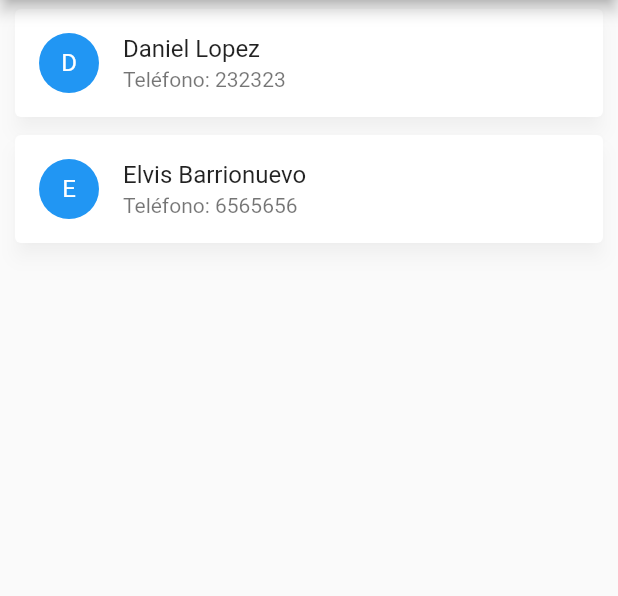
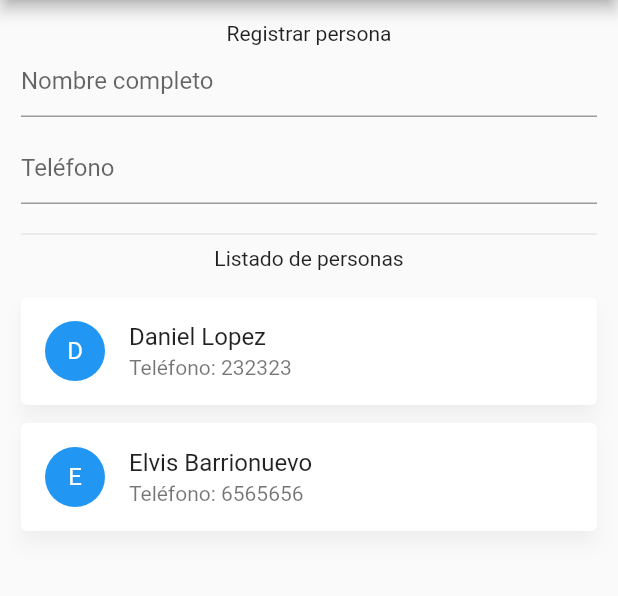
Before and after one commit to ehbarrionuevo/flutter_codigo2_people, a Flutter app: the screen it shows after launch, on a phone screen of 412 x 824 dp, the part 84-680 px from its top. Run offline on Flutter 3.47's test engine with Material 2 defaults, Android fonts, the phone set to English and light mode, and no system bars.

```diff
--- a/lib/item_person_widget.dart
+++ b/lib/item_person_widget.dart
@@ -25,10 +25,9 @@ class ItemPersonWidget extends StatelessWidget {
 
     int index = Random().nextInt(_colors.length);
 
-
     return Card(
       color: Colors.white,
-      margin: const EdgeInsets.symmetric(horizontal: 10.0, vertical: 6.0),
+      margin: const EdgeInsets.symmetric(horizontal: 0.0, vertical: 6.0),
       elevation: 5,
       shadowColor: Colors.black.withOpacity(0.2),
       child: ListTile(
--- a/lib/people_page.dart
+++ b/lib/people_page.dart
@@ -54,10 +54,35 @@ class _PeoplePageState extends State<PeoplePage> {
         ],
       ),
       body: SingleChildScrollView(
+        padding: EdgeInsets.all(14.0),
         child: Column(
-          //children: List.generate(people2.length, (index) => ItemPersonWidget(data: people2[index])),
-          children:
-              people2.map<Widget>((e) => ItemPersonWidget(data: e)).toList(),
+          children: [
+            Text("Registrar persona"),
+            TextField(
+              decoration: InputDecoration(
+                hintText: "Nombre completo"
+              ),
+            ),
+            SizedBox(
+              height: 10.0,
+            ),
+            TextField(
+              decoration: InputDecoration(
+                  hintText: "Teléfono"
+              ),
+            ),
+            SizedBox(
+              height: 12.0,
+            ),
+            Divider(),
+            Text("Listado de personas"),
+            SizedBox(
+              height: 12.0,
+            ),
+            ...List.generate(people2.length, (index) => ItemPersonWidget(data: people2[index])),
+          ],
+          // children:
+          //     people2.map<Widget>((e) => ItemPersonWidget(data: e)).toList(),
         ),
       ),
     );
```
